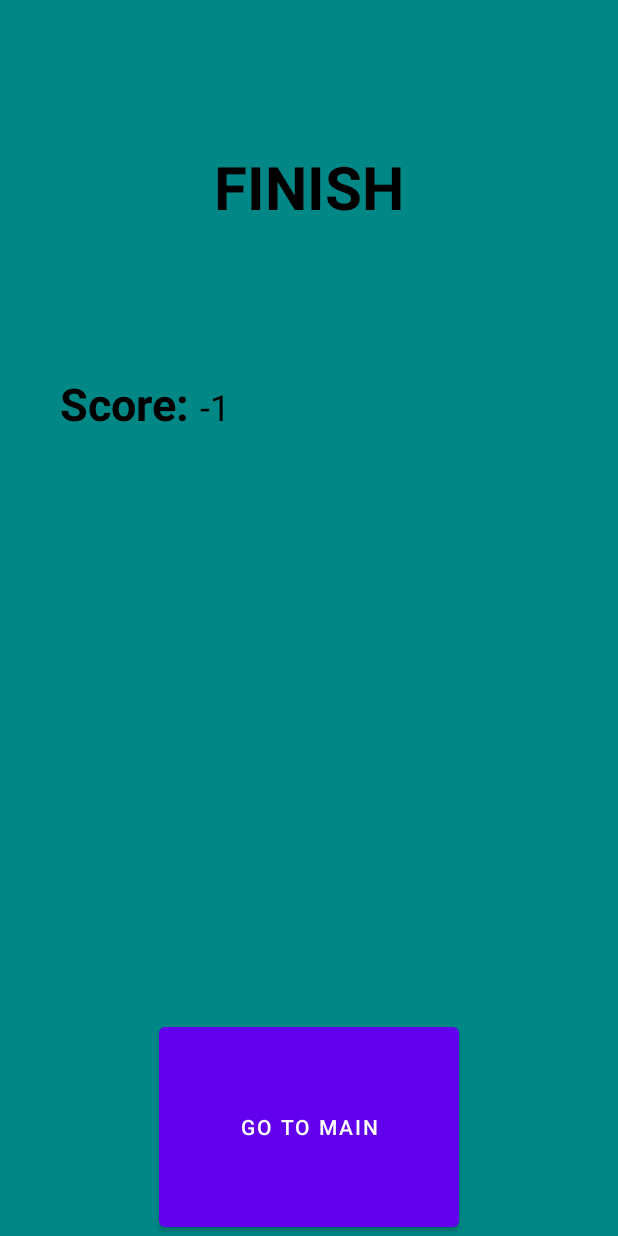
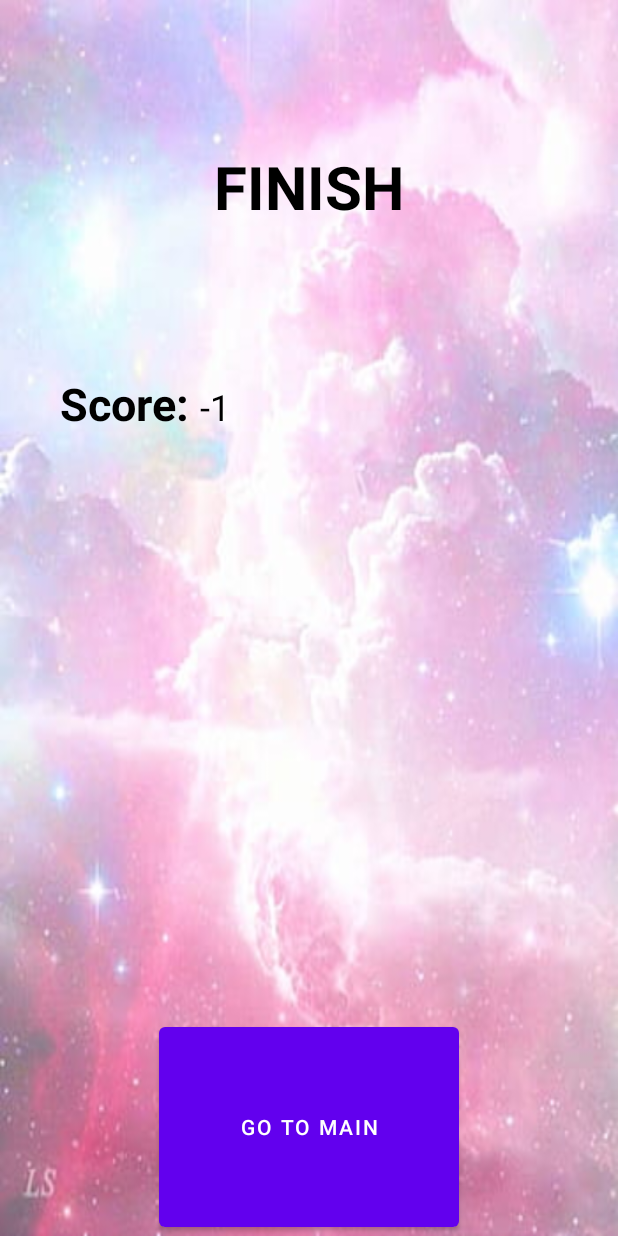
Before and after one commit to Gal14190/SpaceWar_androidGame, an Android app: the EndGameActivity screen opened directly, with no data from a screen before it, on a phone screen of 412 x 824 dp. Run offline under Robolectric (Android 15) with nearby library versions, the phone set to English and light mode, and no system bars.

Commit message:
add comments, redesine end game activity

```diff
--- a/app/src/main/res/layout/endgame_activity.xml
+++ b/app/src/main/res/layout/endgame_activity.xml
@@ -4,9 +4,9 @@
     xmlns:tools="http://schemas.android.com/tools"
     android:layout_width="match_parent"
     android:layout_height="match_parent"
+    android:background="@drawable/endgame_wallpaper"
     android:gravity="center"
     android:orientation="vertical"
-    android:background="@color/teal_700"
     tools:context=".activities.EndGameActivity">
 
     <TextView
@@ -23,19 +23,19 @@
     <LinearLayout
         android:layout_width="match_parent"
         android:layout_height="wrap_content"
+        android:layout_gravity="top"
         android:layout_weight="2"
-        android:layout_gravity="top"
         android:gravity="top"
         android:orientation="horizontal">
 
         <TextView
             android:layout_width="wrap_content"
             android:layout_height="wrap_content"
+            android:layout_marginLeft="40dp"
+            android:text="Score: "
             android:textColor="@color/black"
-            android:textStyle="bold"
             android:textSize="30sp"
-            android:layout_marginLeft="40dp"
-            android:text="Score: " />
+            android:textStyle="bold" />
 
         <TextView
             android:id="@+id/scoreCounter"
```
Also changed, not shown: app/src/main/java/com/example/spacewar/activities/GameFieldActivity.java (+7 -5 lines), app/src/main/java/com/example/spacewar/manage/TiltManage.java (+3 -18 lines), app/src/main/res/drawable/endgame_wallpaper.jpg (added).
